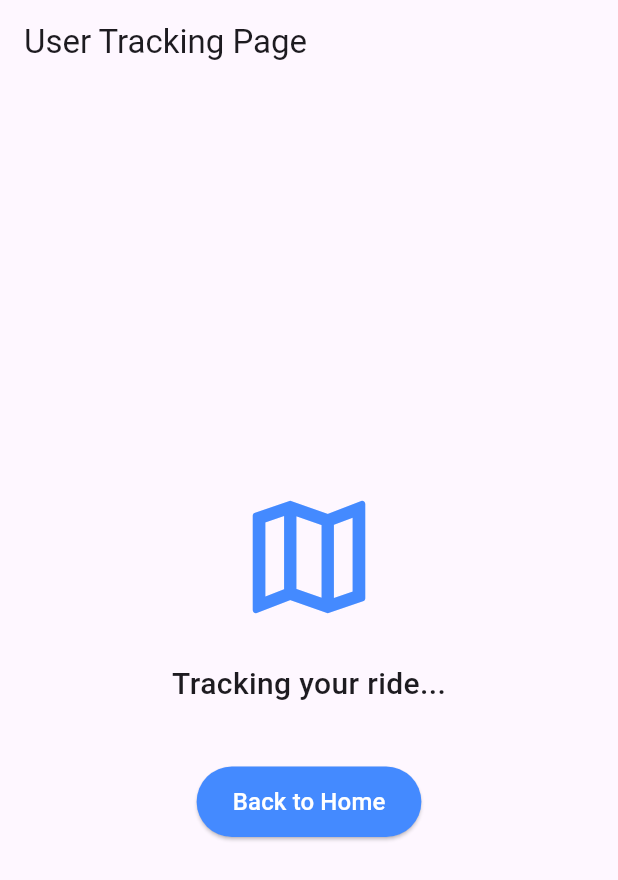
After one commit to Yash-g2310/community_outreach, a Flutter app: the UserTrackingPage screen opened directly, on a phone screen of 412 x 824 dp. The commit adds this screen. Shown: the top 880 px of the screen. Run offline on Flutter 3.47's test engine with Material 3 defaults, Android fonts, the phone set to English and light mode, and no system bars; our stand-ins replace flutter_map, geolocator, image_picker, latlong2.

Commit message:
User Tracking Page done

```diff
--- /dev/null
+++ b/flutter_application_1/lib/user_tracking_page.dart
@@ -0,0 +1,45 @@
+import 'package:flutter/material.dart';
+
+class UserTrackingPage extends StatelessWidget {
+  const UserTrackingPage({super.key});
+
+  @override
+  Widget build(BuildContext context) {
+    return Scaffold(
+      appBar: AppBar(
+        title: const Text('User Tracking Page'),
+      ),
+      body: Center(
+        child: Column(
+          mainAxisAlignment: MainAxisAlignment.center,
+          children: [
+            const Icon(
+              Icons.map_outlined,
+              size: 100,
+              color: Colors.blueAccent,
+            ),
+            const SizedBox(height: 20),
+            const Text(
+              'Tracking your ride...',
+              style: TextStyle(fontSize: 20, fontWeight: FontWeight.w500),
+            ),
+            const SizedBox(height: 40),
+            ElevatedButton(
+              onPressed: () {
+                Navigator.pop(context); // Return to previous page
+              },
+              style: ElevatedButton.styleFrom(
+                backgroundColor: Colors.blueAccent,
+                padding: const EdgeInsets.symmetric(horizontal: 24, vertical: 12),
+              ),
+              child: const Text(
+                'Back to Home',
+                style: TextStyle(color: Colors.white, fontSize: 16),
+              ),
+            ),
+          ],
+        ),
+      ),
+    );
+  }
+}
```
Also changed, not shown: flutter_application_1/lib/loading_page2.dart (added, +159 -0 lines), flutter_application_1/lib/user_page.dart (+91 -1 lines).
